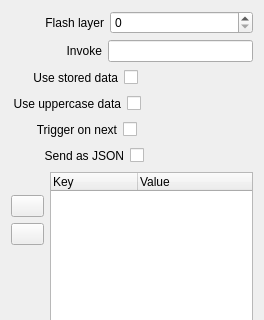
Qt form src/Widgets/Inspector/InspectorTemplateWidget.ui (CasparCG/client) before a commit; both pictures show x 0 to 264 and y 0 to 320 of the 264 by 540 pixel window.
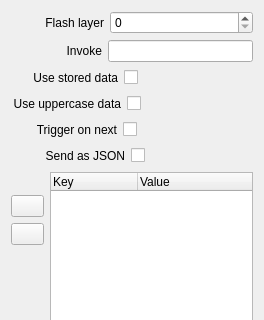
The same form after that commit. Custom widgets are drawn as their Qt base class.

The edit to the form file:
```diff
--- a/src/Widgets/Inspector/InspectorTemplateWidget.ui
+++ b/src/Widgets/Inspector/InspectorTemplateWidget.ui
@@ -273,7 +273,7 @@
        </property>
        <property name="sizeHint" stdset="0">
         <size>
-         <width>33</width>
+         <width>34</width>
          <height>20</height>
         </size>
        </property>
```
